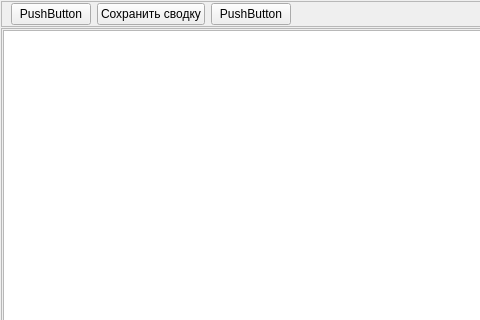
First picture: the form in client_widgets/summarieswidget.ui, repository grigp/a-analyser, before the edit; both pictures show x 0 to 480 and y 0 to 320 of the 841 by 474 pixel window.
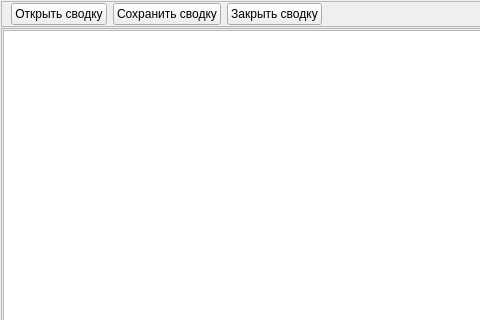
Second picture: the form after the edit. Icons and pictures are not drawn.

Commit message: Добавлены кнопки [Открыть сводку] и [Закрыть сводку]

What changed in the file:
```diff
--- a/client_widgets/summarieswidget.ui
+++ b/client_widgets/summarieswidget.ui
@@ -53,7 +53,17 @@
       <item>
        <widget class="QPushButton" name="btnOpenSummary">
         <property name="text">
-         <string>PushButton</string>
+         <string>Открыть сводку</string>
+        </property>
+        <property name="icon">
+         <iconset resource="../kernel.qrc">
+          <normaloff>:/images/OpenDoc.png</normaloff>:/images/OpenDoc.png</iconset>
+        </property>
+        <property name="iconSize">
+         <size>
+          <width>22</width>
+          <height>22</height>
+         </size>
         </property>
        </widget>
       </item>
@@ -77,7 +87,17 @@
       <item>
        <widget class="QPushButton" name="btnCloseSummary">
         <property name="text">
-         <string>PushButton</string>
+         <string>Закрыть сводку</string>
+        </property>
+        <property name="icon">
+         <iconset resource="../kernel.qrc">
+          <normaloff>:/images/Close.png</normaloff>:/images/Close.png</iconset>
+        </property>
+        <property name="iconSize">
+         <size>
+          <width>22</width>
+          <height>22</height>
+         </size>
         </property>
        </widget>
       </item>
```
Left out of the diff: 34 changed lines with no effect on the pictures. The commit also changes 6 other files.
